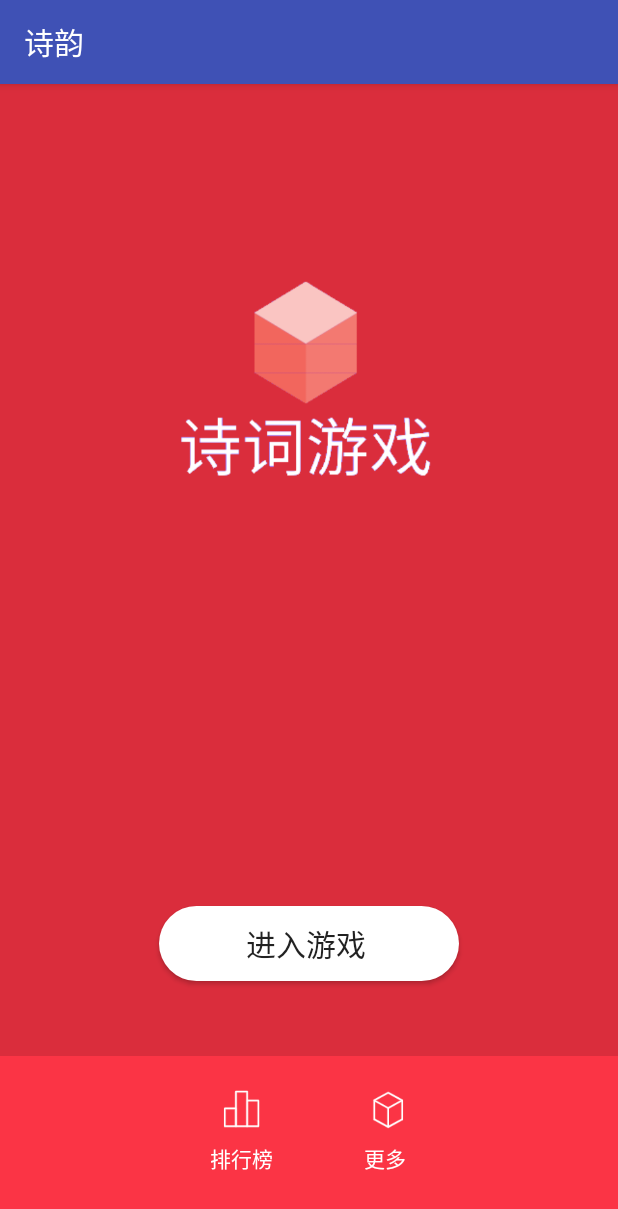
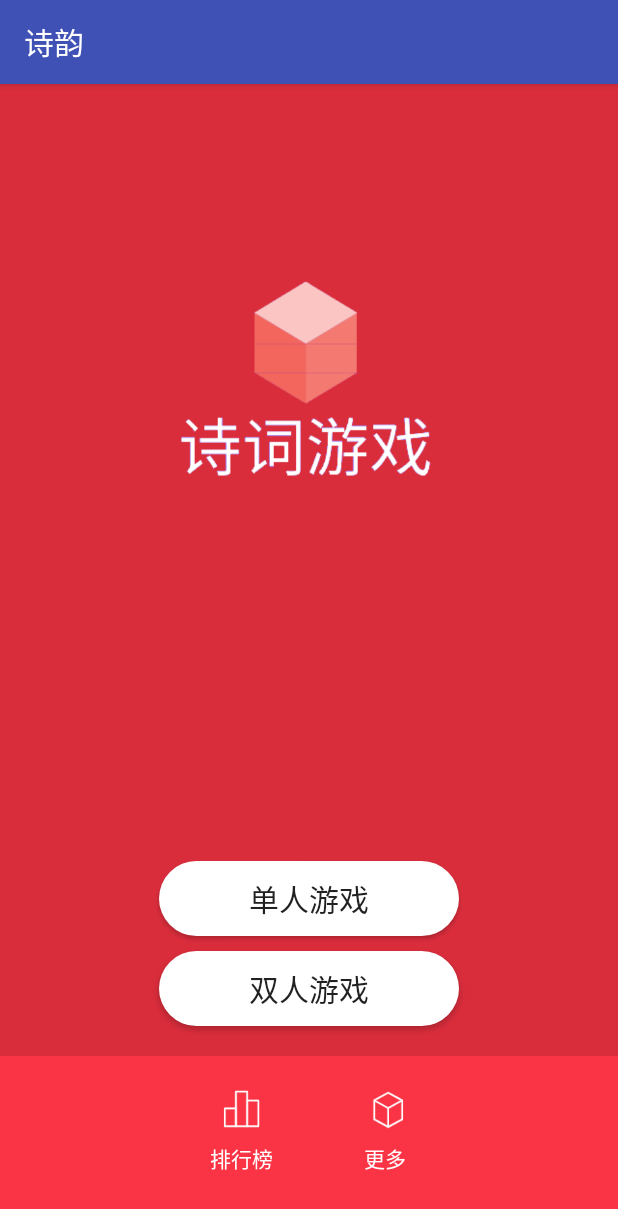
Before and after one commit to zhangyiweizyw/PoetryRhyme, an Android app: the fragment GameFragment shown on its own in the app's theme, on a phone screen of 412 x 824 dp. Shown: the top 1209 px of the screen. Run offline under Robolectric (Android 15) with nearby library versions, the light colour scheme and no system bars; Roboto replaces fonts that are not available here.

```diff
--- a/PoetryDemo/app/src/main/java/com/example/a15632/poetrydemo/GameFragment.java
+++ b/PoetryDemo/app/src/main/java/com/example/a15632/poetrydemo/GameFragment.java
@@ -23,6 +23,7 @@ import java.util.ArrayList;
 public class GameFragment extends Fragment {
     private View fragment;
     private Button intoGame;
+    private Button intoDoubleGame;
     private LinearLayout paihang;
     private ImageView imgclose;
     private ListView paihangbanglv;
@@ -51,6 +52,7 @@ public class GameFragment extends Fragment {
 
     private void findView() {
         intoGame=fragment.findViewById(R.id.btn_into_game);
+        intoDoubleGame=fragment.findViewById(R.id.btn_into_double_game);
         paihang=fragment.findViewById(R.id.linear_home_game_paihang);
     }
     private void action(){
@@ -59,6 +61,12 @@ public class GameFragment extends Fragment {
             @Override
             public void onClick(View v) {
                 startActivity(new Intent(getActivity(),GameActivity.class));
+            }
+        });
+        intoDoubleGame.setOnClickListener(new View.OnClickListener() {
+            @Override
+            public void onClick(View v) {
+                startActivity(new Intent(getActivity(),DoublePlayActivity.class));
             }
         });
         //点击弹窗事件
--- a/PoetryDemo/app/src/main/res/layout/tab_game_layout.xml
+++ b/PoetryDemo/app/src/main/res/layout/tab_game_layout.xml
@@ -13,10 +13,20 @@
         android:layout_height="200dp" />
     <Button
         android:id="@+id/btn_into_game"
-        android:layout_marginBottom="170dp"
+        android:layout_marginBottom="200dp"
         android:layout_alignParentBottom="true"
         android:textSize="20dp"
-        android:text="进入游戏 "
+        android:text="单人游戏"
+        android:layout_centerHorizontal="true"
+        android:background="@drawable/circler_game"
+        android:layout_width="200dp"
+        android:layout_height="50dp" />
+    <Button
+        android:id="@+id/btn_into_double_game"
+        android:layout_marginBottom="140dp"
+        android:layout_alignParentBottom="true"
+        android:textSize="20dp"
+        android:text="双人游戏"
         android:layout_centerHorizontal="true"
         android:background="@drawable/circler_game"
         android:layout_width="200dp"
```
Also changed, not shown: PoetryDemo/app/src/main/AndroidManifest.xml (+6 -5 lines), PoetryDemo/app/src/main/java/com/example/a15632/poetrydemo/DoublePlayActivity.java (added, +13 -0 lines), PoetryDemo/app/src/main/java/com/example/a15632/poetrydemo/GameActivity.java (+13 -3 lines), PoetryDemo/app/src/main/res/layout/activity_double_play.xml (added, +9 -0 lines), 2 other files.
